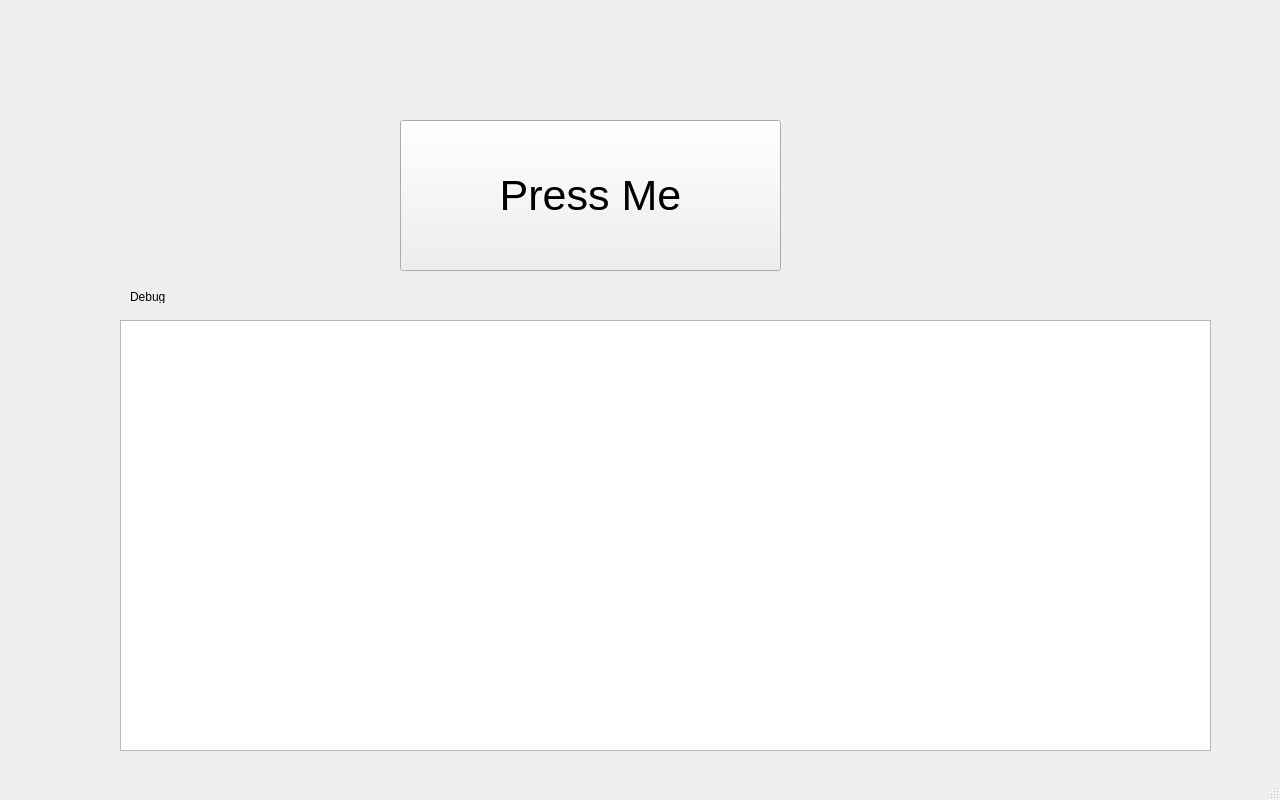
Qt form workerThread_Example/mainwindow.ui (markchristisonhs/the_lab) before a commit.
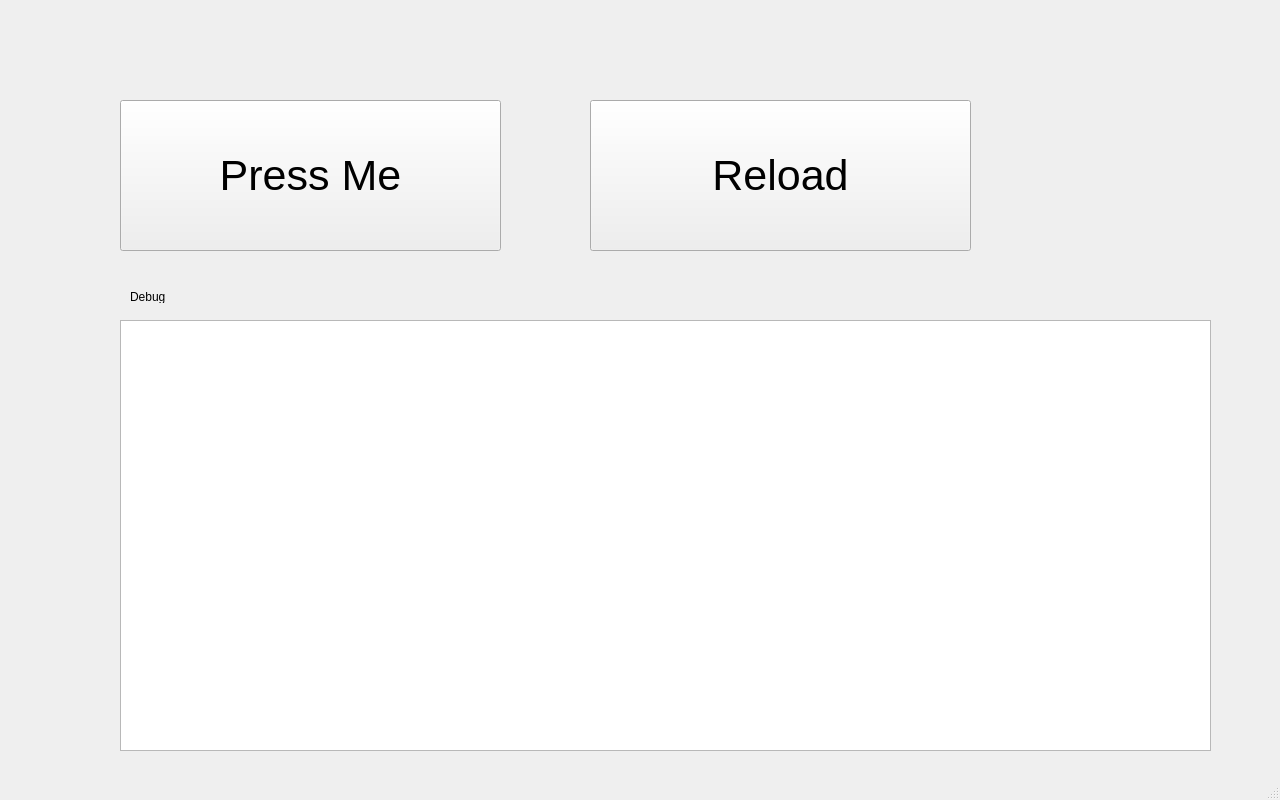
The same form after that commit.

Patch:
```diff
--- a/workerThread_Example/mainwindow.ui
+++ b/workerThread_Example/mainwindow.ui
@@ -40,8 +40,8 @@
    <widget class="QPushButton" name="PB_Test">
     <property name="geometry">
      <rect>
-      <x>400</x>
-      <y>120</y>
+      <x>120</x>
+      <y>100</y>
       <width>381</width>
       <height>151</height>
      </rect>
@@ -55,6 +55,24 @@
      <string>Press Me</string>
     </property>
    </widget>
+   <widget class="QPushButton" name="PB_Reload">
+    <property name="geometry">
+     <rect>
+      <x>590</x>
+      <y>100</y>
+      <width>381</width>
+      <height>151</height>
+     </rect>
+    </property>
+    <property name="font">
+     <font>
+      <pointsize>32</pointsize>
+     </font>
+    </property>
+    <property name="text">
+     <string>Reload</string>
+    </property>
+   </widget>
   </widget>
   <widget class="QMenuBar" name="menubar">
    <property name="geometry">
```
Left out of the diff: 2 changed lines with no effect on the pictures.
